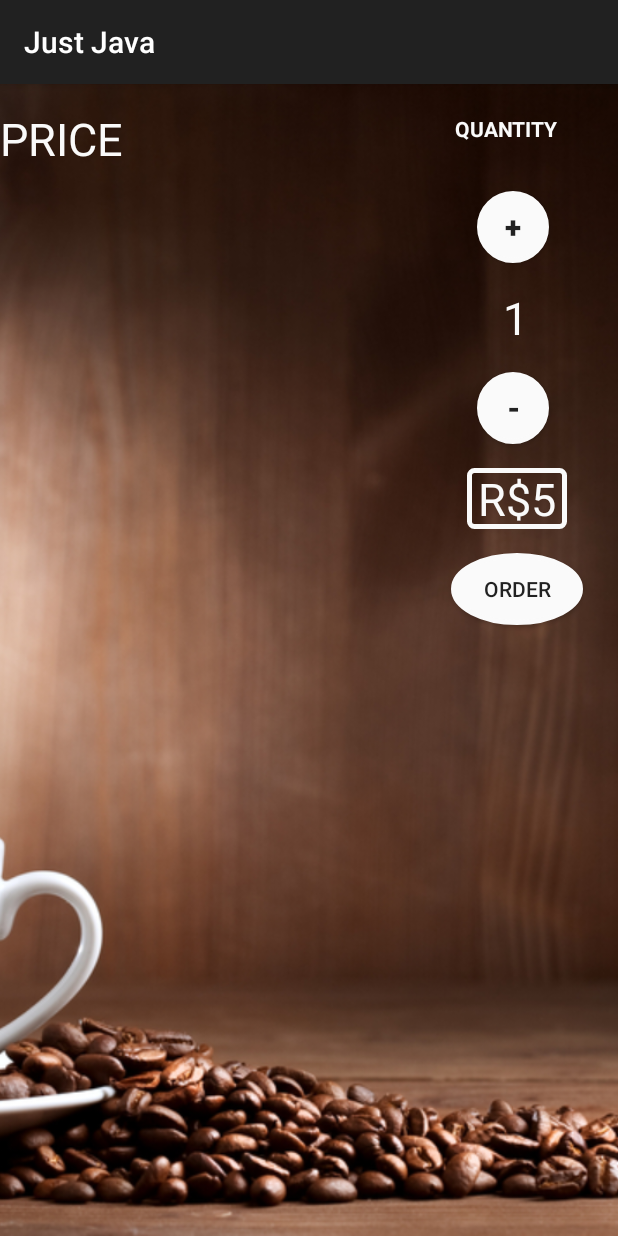
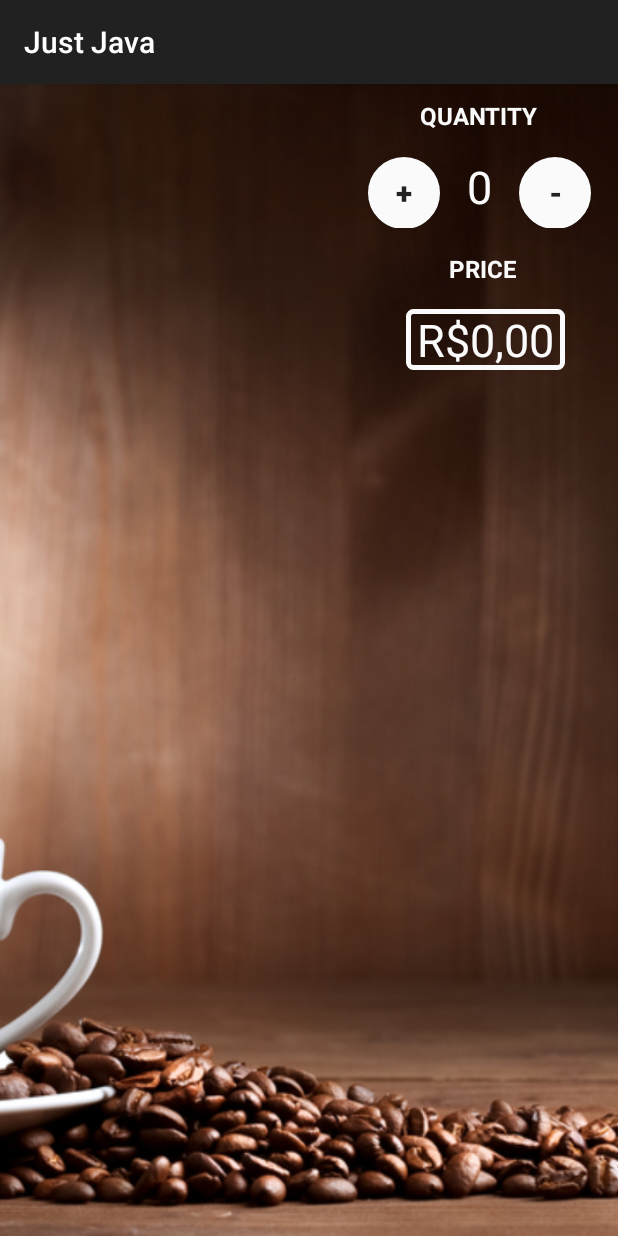
Before and after one commit to 1985michel/android-justjava, an Android app: the screen it shows after launch (MainActivity), on a phone screen of 412 x 824 dp. Run offline under Robolectric (Android 15) with nearby library versions, the phone set to English and light mode, and no system bars.

Commit message:
Add layout with nested LinearLayout

```diff
--- a/app/src/main/java/com/project1985michel/justjava/MainActivity.java
+++ b/app/src/main/java/com/project1985michel/justjava/MainActivity.java
@@ -13,7 +13,7 @@ import java.text.NumberFormat;
  */
 public class MainActivity extends ActionBarActivity {
 
-    public int quantity = 1;
+    public int quantity =0;
 
     @Override
     protected void onCreate(Bundle savedInstanceState) {
--- a/app/src/main/res/layout/activity_main.xml
+++ b/app/src/main/res/layout/activity_main.xml
@@ -20,13 +20,22 @@
         android:layout_height="wrap_content"
         android:layout_alignParentRight="true"
         android:layout_alignParentTop="true"
-        android:layout_marginRight="40dp"
-        android:layout_marginTop="20dp"
+        android:layout_marginRight="53dp"
+        android:layout_marginTop="10dp"
         android:paddingBottom="16dp"
         android:text="Quantity"
+        android:textSize="16sp"
         android:textAllCaps="true"
         android:textColor="#FAFAFA"
         android:textStyle="bold" />
+
+
+    <LinearLayout
+        android:layout_width="wrap_content"
+        android:layout_height="wrap_content"
+        android:layout_alignParentRight="true"
+        android:layout_below="@id/quantity_text_view_fixed"
+        android:id="@+id/linear_layout_qtd">
 
         <Button
             android:id="@+id/plus"
@@ -34,8 +43,7 @@
             android:layout_height="48dp"
             android:layout_alignParentRight="true"
             android:layout_below="@id/quantity_text_view_fixed"
-        android:layout_marginRight="46dp"
-        android:layout_marginTop="16dp"
+            android:layout_marginRight="18dp"
             android:background="@drawable/button_grey"
             android:onClick="increment"
             android:text="+"
@@ -48,9 +56,8 @@
             android:layout_height="wrap_content"
             android:layout_alignParentRight="true"
             android:layout_below="@id/plus"
-        android:layout_marginRight="60dp"
-        android:layout_marginTop="16dp"
-        android:text="1"
+            android:layout_marginRight="18dp"
+            android:text="0"
             android:textColor="#FAFAFA"
             android:textSize="30sp" />
 
@@ -60,8 +67,7 @@
             android:layout_height="48dp"
             android:layout_alignParentRight="true"
             android:layout_below="@id/quantity_text_view"
-        android:layout_marginRight="46dp"
-        android:layout_marginTop="16dp"
+            android:layout_marginRight="18dp"
             android:background="@drawable/button_grey"
             android:onClick="decrement"
             android:text="-"
@@ -70,39 +76,38 @@
 
             />
 
+    </LinearLayout>
+
+
 
     <TextView
         android:layout_width="wrap_content"
         android:layout_height="wrap_content"
         android:layout_marginTop="16dp"
-        android:paddingBottom="16dp"
         android:text="Price"
+        android:id="@+id/price"
         android:textAllCaps="true"
         android:textColor="#FAFAFA"
-        android:textSize="30sp"/>
+        android:textSize="16sp"
+        android:textStyle="bold"
+        android:layout_alignParentRight="true"
+        android:layout_marginRight="67dp"
+        android:layout_below="@id/linear_layout_qtd"
+        />
 
     <TextView
         android:id="@+id/price_text_view"
         android:layout_width="wrap_content"
         android:layout_height="wrap_content"
-        android:text=" R$5 "
+        android:text=" R$0,00 "
         android:textColor="#FAFAFA"
         android:textSize="30sp"
         android:layout_alignParentRight="true"
-        android:layout_below="@id/menos"
-        android:layout_marginRight="34dp"
+        android:layout_below="@id/price"
+        android:layout_marginRight="35dp"
         android:layout_marginTop="16dp"
         android:background="@drawable/margem_text"/>
 
-    <Button
-        android:layout_width="wrap_content"
-        android:layout_height="wrap_content"
-        android:layout_marginTop="16dp"
-        android:background="@drawable/button_grey"
-        android:onClick="submitOrder"
-        android:text="Order"
-        android:layout_alignParentRight="true"
-        android:layout_below="@id/price_text_view"
-        android:layout_marginRight="23dp"/>
+
 
 </RelativeLayout>
```
Lines whose indentation alone changed are shown as unchanged.
